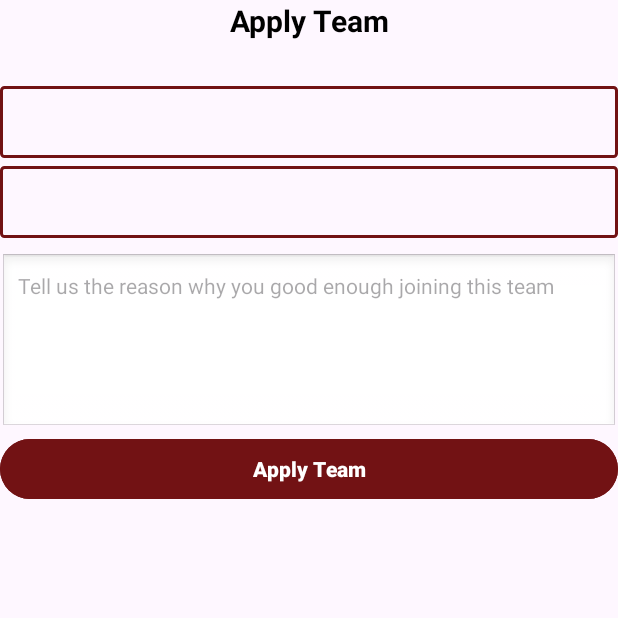
After one commit to sfrditha/NMP, an Android app built with Jetpack Compose: the ApplyTeamActivity screen opened directly, with no data from a screen before it, on a phone screen of 412 x 824 dp, the top half of it. The commit adds this screen. Run offline under Robolectric (Android 15) with nearby library versions, the phone set to English and light mode, and no system bars.

Commit message:
ui proposal sama apply team sudah

```diff
--- /dev/null
+++ b/app/src/main/java/com/ubaya/anative/ApplyTeamActivity.kt
@@ -0,0 +1,20 @@
+package com.ubaya.anative
+
+import android.os.Bundle
+import androidx.activity.enableEdgeToEdge
+import androidx.appcompat.app.AppCompatActivity
+import androidx.core.view.ViewCompat
+import androidx.core.view.WindowInsetsCompat
+
+class ApplyTeamActivity : AppCompatActivity() {
+    override fun onCreate(savedInstanceState: Bundle?) {
+        super.onCreate(savedInstanceState)
+        enableEdgeToEdge()
+        setContentView(R.layout.activity_apply_team)
+        ViewCompat.setOnApplyWindowInsetsListener(findViewById(R.id.main)) { v, insets ->
+            val systemBars = insets.getInsets(WindowInsetsCompat.Type.systemBars())
+            v.setPadding(systemBars.left, systemBars.top, systemBars.right, systemBars.bottom)
+            insets
+        }
+    }
+}
--- /dev/null
+++ b/app/src/main/res/drawable/baseline_add_24.xml
@@ -0,0 +1,5 @@
+<vector xmlns:android="http://schemas.android.com/apk/res/android" android:height="24dp" android:tint="#000000" android:viewportHeight="24" android:viewportWidth="24" android:width="24dp">
+
+    <path android:fillColor="@android:color/white" android:pathData="M19,13h-6v6h-2v-6H5v-2h6V5h2v6h6v2z"/>
+
+</vector>
--- /dev/null
+++ b/app/src/main/res/layout/activity_apply_team.xml
@@ -0,0 +1,83 @@
+<?xml version="1.0" encoding="utf-8"?>
+<androidx.constraintlayout.widget.ConstraintLayout xmlns:android="http://schemas.android.com/apk/res/android"
+    xmlns:app="http://schemas.android.com/apk/res-auto"
+    xmlns:tools="http://schemas.android.com/tools"
+    android:id="@+id/main"
+    android:layout_width="match_parent"
+    android:layout_height="match_parent"
+    tools:context=".ApplyTeamActivity"
+    android:padding="16dp">
+
+    <!-- Title -->
+    <TextView
+        android:id="@+id/tvTitle"
+        android:layout_width="wrap_content"
+        android:layout_height="wrap_content"
+        android:layout_marginBottom="24dp"
+        android:text="Apply Team"
+        android:textColor="@android:color/black"
+        android:textSize="20sp"
+        android:textStyle="bold"
+        app:layout_constraintTop_toTopOf="parent"
+        app:layout_constraintStart_toStartOf="parent"
+        app:layout_constraintEnd_toEndOf="parent" />
+
+    <!-- Spinner for Game Selection -->
+    <Spinner
+        android:id="@+id/spinnerGame"
+        android:layout_width="0dp"
+        android:layout_height="48dp"
+        android:layout_marginBottom="16dp"
+        android:background="@drawable/spinner_border"
+        android:dropDownWidth="match_parent"
+        android:layout_marginTop="30dp"
+        android:padding="10dp"
+        app:layout_constraintTop_toBottomOf="@id/tvTitle"
+        app:layout_constraintStart_toStartOf="parent"
+        app:layout_constraintEnd_toEndOf="parent" />
+
+    <!-- Spinner for Team Selection -->
+    <Spinner
+        android:id="@+id/spinnerTeam"
+        android:layout_width="0dp"
+        android:layout_height="48dp"
+        android:layout_marginBottom="16dp"
+        android:layout_marginTop="5dp"
+        android:background="@drawable/spinner_border"
+        android:dropDownWidth="match_parent"
+        android:padding="10dp"
+        app:layout_constraintTop_toBottomOf="@id/spinnerGame"
+        app:layout_constraintStart_toStartOf="parent"
+        app:layout_constraintEnd_toEndOf="parent" />
+
+    <!-- EditText for Description -->
+    <EditText
+        android:id="@+id/etDescription"
+        android:layout_width="0dp"
+        android:layout_height="120dp"
+        android:layout_marginBottom="24dp"
+        android:layout_marginTop="10dp"
+        android:background="@android:drawable/edit_text"
+        android:gravity="top|start"
+        android:hint="Tell us the reason why you good enough joining this team"
+        android:padding="12dp"
+        android:textColor="@android:color/black"
+        android:textSize="14sp"
+        app:layout_constraintTop_toBottomOf="@id/spinnerTeam"
+        app:layout_constraintStart_toStartOf="parent"
+        app:layout_constraintEnd_toEndOf="parent" />
+
+    <!-- Submit Button -->
+    <Button
+        android:id="@+id/btnApply"
+        android:layout_width="0dp"
+        android:layout_height="wrap_content"
+        android:backgroundTint="#721214"
+        android:text="Apply Team"
+        android:textColor="@android:color/white"
+        android:textStyle="bold"
+        app:layout_constraintTop_toBottomOf="@id/etDescription"
+        app:layout_constraintStart_toStartOf="parent"
+        app:layout_constraintEnd_toEndOf="parent" />
+
+</androidx.constraintlayout.widget.ConstraintLayout>
--- a/app/src/main/res/layout/activity_login.xml
+++ b/app/src/main/res/layout/activity_login.xml
@@ -62,6 +62,7 @@
             android:layout_marginTop="32dp"
             android:hint="Username"
             android:textColorHint="@color/white"
+            android:textColor="@color/white"
             android:background="@drawable/corner"
             android:padding="12dp"
             android:inputType="text"
@@ -75,6 +76,7 @@
             android:layout_marginTop="16dp"
             android:hint="Password"
             android:textColorHint="@color/white"
+            android:textColor="@color/white"
             android:background="@drawable/corner"
             android:padding="12dp"
             android:inputType="textPassword"
```
Also changed, not shown: app/src/main/AndroidManifest.xml (+32 -19 lines), app/src/main/java/com/ubaya/anative/ProposalActivity.kt (added, +20 -0 lines), app/src/main/res/layout/activity_proposal.xml (added, +33 -0 lines), app/src/main/res/layout/activity_register.xml (+10 -4 lines), app/src/main/res/layout/proposal_card.xml (added, +41 -0 lines), app/src/main/res/drawable/applyteambg.png (added), app/src/main/res/drawable/proposalbg.png (added).
